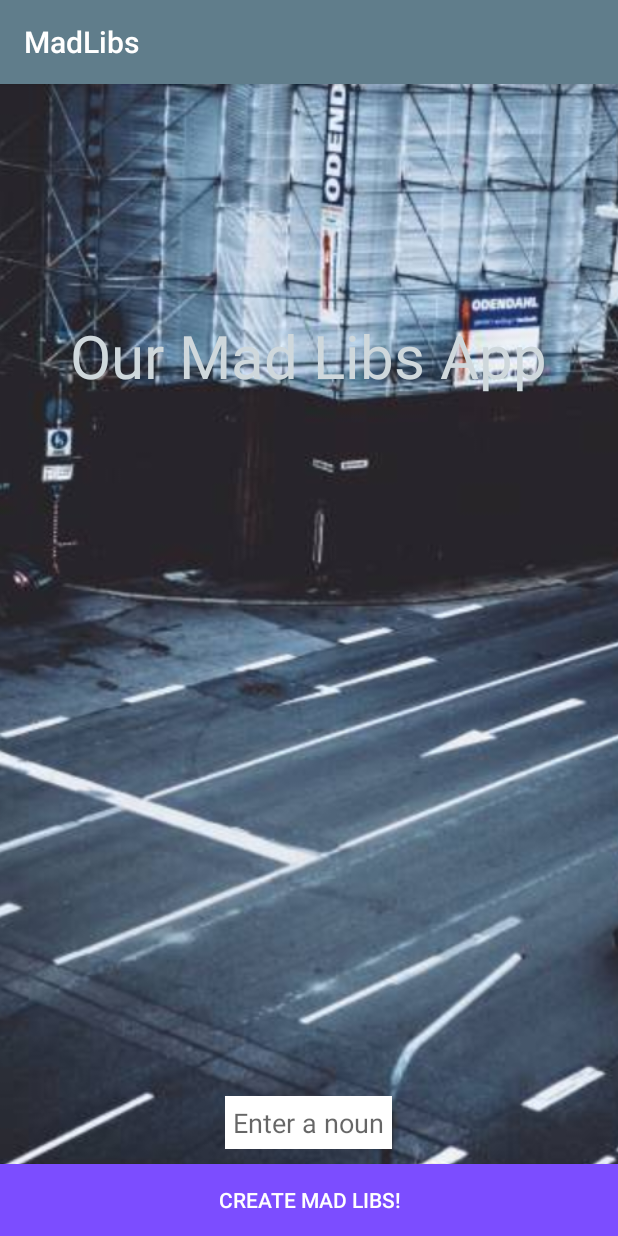
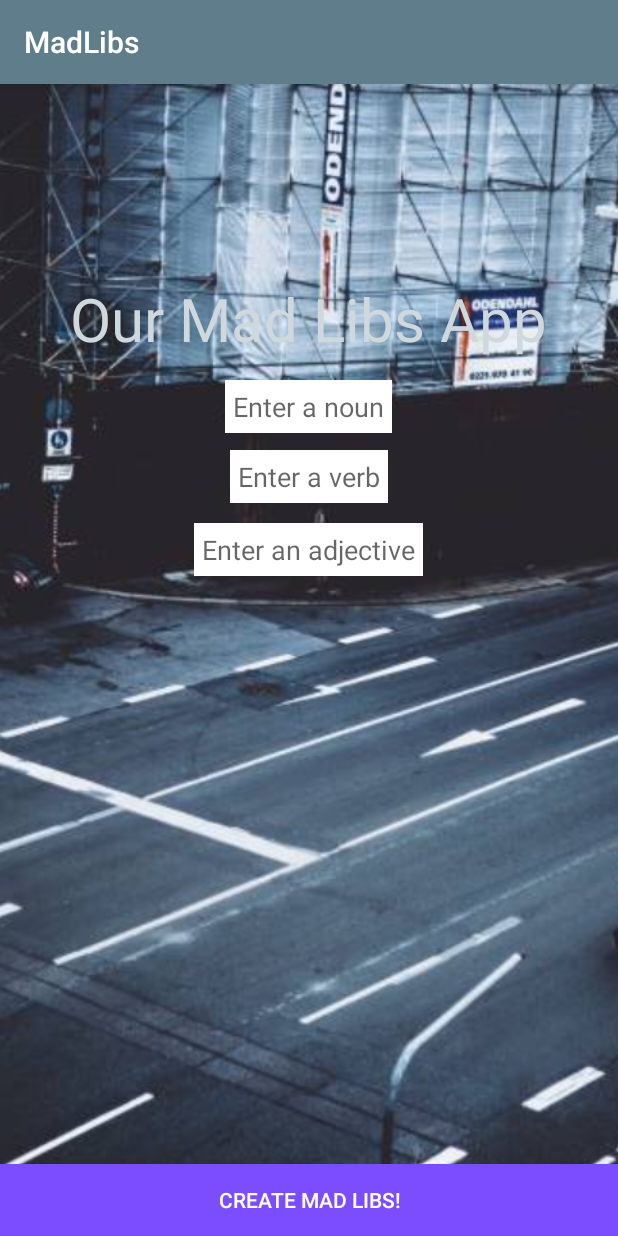
Before and after one commit to katetrahan/MadLibAndroid, an Android app: the screen it shows after launch (MainActivity), on a phone screen of 412 x 824 dp. Run offline under Robolectric (Android 15) with nearby library versions, the phone set to English and light mode, and no system bars.

Commit message:
add new user input

```diff
--- a/app/src/main/java/com/example/guest/madlibs/MainActivity.java
+++ b/app/src/main/java/com/example/guest/madlibs/MainActivity.java
@@ -13,6 +13,8 @@ public class MainActivity extends AppCompatActivity {
 //    public static final String TAG = MainActivity.class.getSimpleName();
     private Button mCreateMadLibsButton;
     private EditText mNounEditText;
+    private EditText mVerbEditText;
+    private EditText mAdjEditText;
 
 
     @Override
@@ -20,6 +22,8 @@ public class MainActivity extends AppCompatActivity {
         super.onCreate(savedInstanceState);
         setContentView(R.layout.activity_main);
         mNounEditText = (EditText)  findViewById(R.id.nounEditText);
+        mVerbEditText = (EditText)  findViewById(R.id.verbEditText);
+        mAdjEditText = (EditText) findViewById(R.id.adjEditText);
 
         mCreateMadLibsButton = (Button) findViewById(R.id.createMadLibsButton);
 
@@ -28,9 +32,13 @@ public class MainActivity extends AppCompatActivity {
             @Override
             public void onClick(View v) {
                 String noun = mNounEditText.getText().toString();
+                String verb = mVerbEditText.getText().toString();
+                String adj = mAdjEditText.getText().toString();
 //                Log.d(TAG, noun);
                 Intent intent = new Intent(MainActivity.this, StoryActivity.class);
                 intent.putExtra("noun",noun);
+                intent.putExtra("verb", verb);
+                intent.putExtra("adj",adj);
                 startActivity(intent);
             }
 
--- a/app/src/main/res/layout/activity_main.xml
+++ b/app/src/main/res/layout/activity_main.xml
@@ -10,27 +10,53 @@
         android:layout_height="match_parent"
         android:id="@+id/imageView"
         android:src="@drawable/background"
-        android:scaleType="centerCrop" />
+        android:scaleType="centerCrop"
+        android:layout_alignParentTop="true"
+        android:layout_alignParentStart="true" />
 
     <TextView
         android:layout_width="wrap_content"
         android:layout_height="wrap_content"
         android:text="Our Mad Libs App"
-        android:layout_marginTop="154dp"
+        android:layout_marginTop="129dp"
         android:textSize="40dp"
         android:textColor="@color/colorPrimaryLight"
+        android:id="@+id/textView"
         android:layout_alignParentTop="true"
         android:layout_centerHorizontal="true" />
+
 
     <EditText
         android:layout_width="wrap_content"
         android:layout_height="wrap_content"
         android:id="@+id/nounEditText"
         android:background="@color/colorTextIcons"
-        android:layout_above="@+id/createMadLibsButton"
-        android:layout_marginBottom="10dp"
         android:padding="5dp"
         android:hint="Enter a noun"
+        android:layout_marginTop="14dp"
+        android:layout_below="@+id/textView"
+        android:layout_centerHorizontal="true" />
+
+    <EditText
+        android:layout_width="wrap_content"
+        android:layout_height="wrap_content"
+        android:id="@+id/verbEditText"
+        android:background="@color/colorTextIcons"
+        android:padding="5dp"
+        android:hint="Enter a verb"
+        android:layout_marginTop="11dp"
+        android:layout_below="@+id/nounEditText"
+        android:layout_centerHorizontal="true" />
+
+    <EditText
+        android:layout_width="wrap_content"
+        android:layout_height="wrap_content"
+        android:id="@+id/adjEditText"
+        android:background="@color/colorTextIcons"
+        android:padding="5dp"
+        android:hint="Enter an adjective"
+        android:layout_marginTop="13dp"
+        android:layout_below="@+id/verbEditText"
         android:layout_centerHorizontal="true" />
 
 
```
Also changed, not shown: app/src/main/java/com/example/guest/madlibs/StoryActivity.java (+7 -3 lines), app/src/main/res/layout/activity_story.xml (+8 -4 lines).
